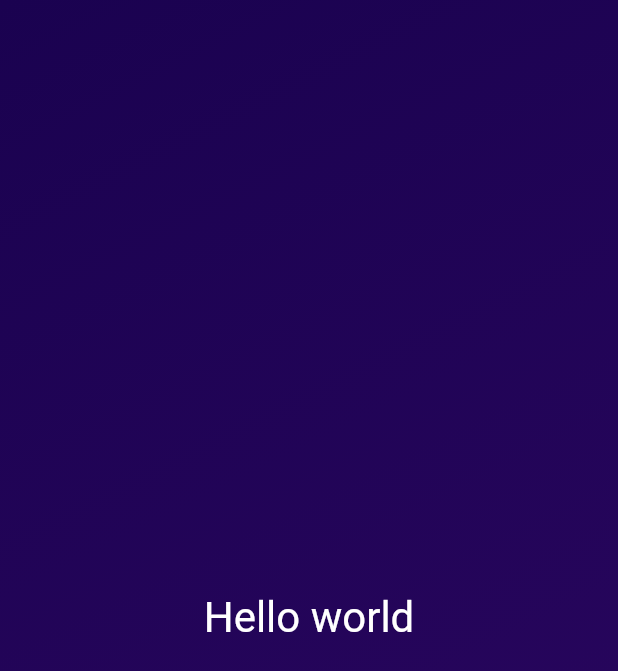
After one commit to npateras/dice_app_in_flutter, a Flutter app: the screen it shows after launch, on a phone screen of 412 x 824 dp. The commit adds this screen. Shown: the top 671 px of the screen. Run offline on Flutter 3.47's test engine with Material 2 defaults, Android fonts, the phone set to English and light mode, and no system bars.

Commit message:
Initial commit

```diff
--- /dev/null
+++ b/lib/gradient_container.dart
@@ -0,0 +1,30 @@
+import 'package:flutter/material.dart';
+
+class GradientContainer extends StatelessWidget {
+  const GradientContainer({super.key});
+
+  @override
+  Widget build(context) {
+    return Container(
+      decoration: const BoxDecoration(
+        gradient: LinearGradient(
+          colors: [
+            Color.fromARGB(255, 26, 2, 80),
+            Color.fromARGB(255, 45, 7, 98)
+          ],
+          begin: Alignment.topLeft,
+          end: Alignment.bottomRight,
+        ),
+      ),
+      child: const Center(
+        child: Text(
+          "Hello world",
+          style: TextStyle(
+            color: Colors.white,
+            fontSize: 28,
+          ),
+        ),
+      ),
+    );
+  }
+}
```
Also changed, not shown: lib/main.dart (+4 -22 lines).
